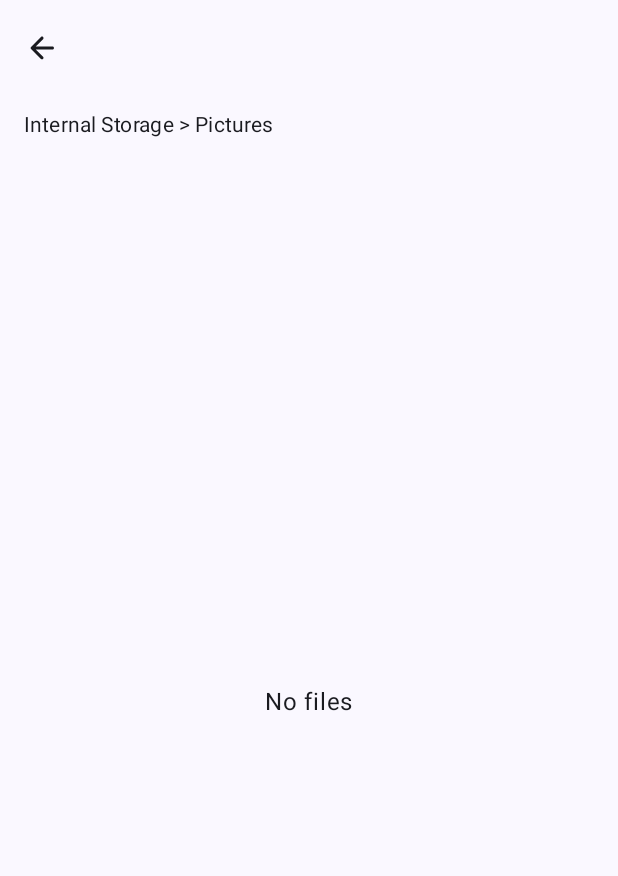
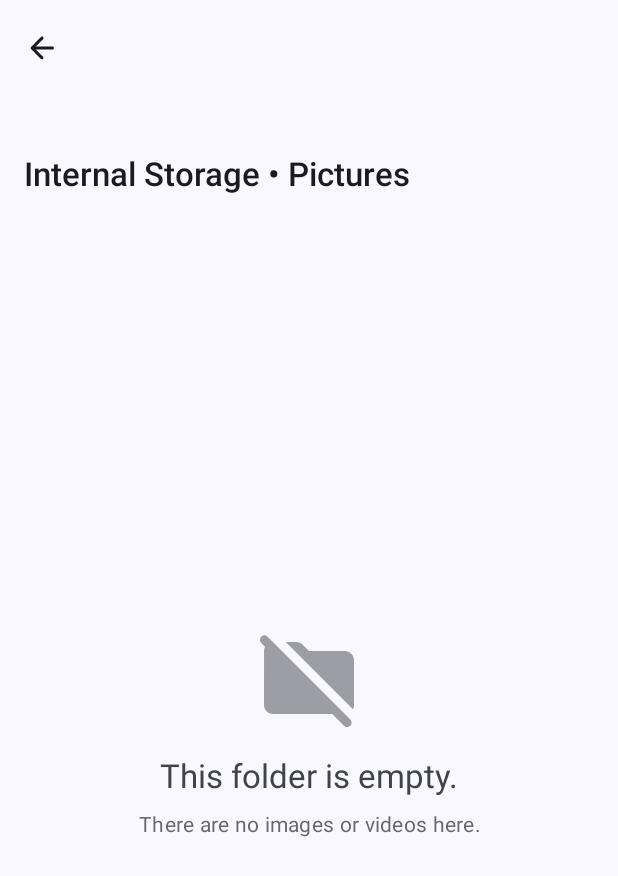
Before and after one commit to dnieln7/gallery-explorer, an Android app built with Jetpack Compose: the @Preview function ExplorerPreview, on a phone screen of 412 x 824 dp. Shown: the top 876 px of the screen. Run offline under Robolectric (Android 15) with nearby library versions, the light colour scheme and no system bars; our stand-ins replace Voyager.

Commit message:
added EmptyState component and improved explorer UI navigation and layout

```diff
--- /dev/null
+++ b/app/src/main/java/xyz/dnieln7/galleryex/core/presentation/component/EmptyState.kt
@@ -0,0 +1,76 @@
+package xyz.dnieln7.galleryex.core.presentation.component
+
+import androidx.compose.foundation.layout.Arrangement
+import androidx.compose.foundation.layout.Column
+import androidx.compose.foundation.layout.Spacer
+import androidx.compose.foundation.layout.fillMaxSize
+import androidx.compose.foundation.layout.height
+import androidx.compose.foundation.layout.padding
+import androidx.compose.foundation.layout.size
+import androidx.compose.material3.Icon
+import androidx.compose.material3.MaterialTheme
+import androidx.compose.material3.Text
+import androidx.compose.runtime.Composable
+import androidx.compose.ui.Alignment
+import androidx.compose.ui.Modifier
+import androidx.compose.ui.graphics.vector.ImageVector
+import androidx.compose.ui.text.style.TextAlign
+import androidx.compose.ui.unit.dp
+import androidx.compose.material.icons.Icons
+import androidx.compose.material.icons.rounded.FolderOff
+import androidx.compose.material3.Surface
+import androidx.compose.ui.tooling.preview.PreviewLightDark
+import xyz.dnieln7.galleryex.core.presentation.theme.GalleryExplorerTheme
+
+@Composable
+fun EmptyState(
+    modifier: Modifier = Modifier,
+    icon: ImageVector,
+    title: String,
+    message: String? = null,
+) {
+    Column(
+        modifier = modifier
+            .fillMaxSize()
+            .padding(32.dp),
+        horizontalAlignment = Alignment.CenterHorizontally,
+        verticalArrangement = Arrangement.Center,
+    ) {
+        Icon(
+            modifier = Modifier.size(72.dp),
+            imageVector = icon,
+            contentDescription = null,
+            tint = MaterialTheme.colorScheme.onSurfaceVariant.copy(alpha = 0.5f),
+        )
+        Spacer(modifier = Modifier.height(16.dp))
+        Text(
+            text = title,
+            style = MaterialTheme.typography.titleLarge,
+            color = MaterialTheme.colorScheme.onSurfaceVariant,
+            textAlign = TextAlign.Center,
+        )
+        if (message != null) {
+            Spacer(modifier = Modifier.height(8.dp))
+            Text(
+                text = message,
+                style = MaterialTheme.typography.bodyMedium,
+                color = MaterialTheme.colorScheme.onSurfaceVariant.copy(alpha = 0.8f),
+                textAlign = TextAlign.Center,
+            )
+        }
+    }
+}
+
+@PreviewLightDark
+@Composable
+private fun EmptyStatePreview() {
+    GalleryExplorerTheme {
+        Surface {
+            EmptyState(
+                icon = Icons.Rounded.FolderOff,
+                title = "This folder is empty.",
+                message = "There are no images or videos here."
+            )
+        }
+    }
+}
--- a/app/src/main/java/xyz/dnieln7/galleryex/feature/explorer/presentation/screen/ExplorerScreen.kt
+++ b/app/src/main/java/xyz/dnieln7/galleryex/feature/explorer/presentation/screen/ExplorerScreen.kt
@@ -2,6 +2,7 @@
 
 package xyz.dnieln7.galleryex.feature.explorer.presentation.screen
 
+import androidx.compose.foundation.horizontalScroll
 import androidx.compose.foundation.layout.Arrangement
 import androidx.compose.foundation.layout.Column
 import androidx.compose.foundation.layout.fillMaxSize
@@ -9,11 +10,14 @@ import androidx.compose.foundation.layout.padding
 import androidx.compose.foundation.lazy.grid.GridCells
 import androidx.compose.foundation.lazy.grid.LazyVerticalGrid
 import androidx.compose.foundation.lazy.grid.items
+import androidx.compose.foundation.rememberScrollState
 import androidx.compose.material.icons.Icons
 import androidx.compose.material.icons.automirrored.rounded.ArrowBack
+import androidx.compose.material.icons.rounded.FolderOff
 import androidx.compose.material3.ExperimentalMaterial3Api
 import androidx.compose.material3.Icon
 import androidx.compose.material3.IconButton
+import androidx.compose.material3.LargeTopAppBar
 import androidx.compose.material3.MaterialTheme
 import androidx.compose.material3.MediumTopAppBar
 import androidx.compose.material3.Scaffold
@@ -36,6 +40,7 @@ import cafe.adriel.voyager.navigator.LocalNavigator
 import cafe.adriel.voyager.navigator.currentOrThrow
 import xyz.dnieln7.galleryex.R
 import xyz.dnieln7.galleryex.core.domain.model.VolumeFile
+import xyz.dnieln7.galleryex.core.presentation.component.EmptyState
 import xyz.dnieln7.galleryex.core.presentation.theme.GalleryExplorerTheme
 import xyz.dnieln7.galleryex.feature.explorer.presentation.component.VolumeFileTile
 import xyz.dnieln7.galleryex.feature.viewer.presentation.screen.ImageViewerScreenDestination
@@ -86,22 +91,23 @@ private fun ExplorerScreen(
 ) {
     val scrollBehavior = TopAppBarDefaults.enterAlwaysScrollBehavior(rememberTopAppBarState())
 
-    val title = remember(titles) { titles.joinToString(separator = " > ") }
+    val title = remember(titles) { titles.joinToString(separator = " • ") }
     val files = remember(directory) { directory.children }
 
     Scaffold(
         modifier = Modifier.nestedScroll(scrollBehavior.nestedScrollConnection),
         topBar = {
-            MediumTopAppBar(
+            LargeTopAppBar(
                 scrollBehavior = scrollBehavior,
                 title = {
                     Text(
-                        modifier = Modifier.padding(end = 16.dp),
+                        modifier = Modifier
+                            .padding(end = 16.dp)
+                            .horizontalScroll(rememberScrollState()),
                         text = title,
                         maxLines = 1,
-                        overflow = TextOverflow.StartEllipsis,
-                        style = MaterialTheme.typography.labelLarge.copy(
-                            fontWeight = FontWeight.Normal,
+                        style = MaterialTheme.typography.titleLarge.copy(
+                            fontWeight = FontWeight.SemiBold,
                         )
                     )
                 },
@@ -122,8 +128,7 @@ private fun ExplorerScreen(
             Column(
                 modifier = Modifier
                     .padding(paddingValues)
-                    .fillMaxSize()
-                    .padding(start = 16.dp, end = 16.dp),
+                    .fillMaxSize(),
                 horizontalAlignment = Alignment.CenterHorizontally,
                 verticalArrangement = Arrangement.Center,
             ) {
@@ -131,6 +136,9 @@ private fun ExplorerScreen(
                     LazyVerticalGrid(
                         modifier = Modifier.fillMaxSize(),
                         columns = GridCells.Fixed(3),
+                        contentPadding = androidx.compose.foundation.layout.PaddingValues(16.dp),
+                        horizontalArrangement = Arrangement.spacedBy(8.dp),
+                        verticalArrangement = Arrangement.spacedBy(8.dp),
                     ) {
                         items(files) {
                             VolumeFileTile(
@@ -147,7 +155,11 @@ private fun ExplorerScreen(
                         }
                     }
                 } else {
-                    Text(text = "No files", style = MaterialTheme.typography.bodyLarge)
+                    EmptyState(
+                        icon = Icons.Rounded.FolderOff,
+                        title = stringResource(R.string.empty_directory),
+                        message = stringResource(R.string.empty_directory_message),
+                    )
                 }
             }
         }
--- a/app/src/main/res/values/strings.xml
+++ b/app/src/main/res/values/strings.xml
@@ -6,4 +6,6 @@
     <string name="grant_access">Grant access</string>
     <string name="storage">Storage</string>
     <string name="back">Back</string>
+    <string name="empty_directory">This folder is empty.</string>
+    <string name="empty_directory_message">There are no images or videos here.</string>
 </resources>
```
Also changed, not shown: app/src/main/java/xyz/dnieln7/galleryex/feature/explorer/presentation/component/VolumeFileTile.kt (+21 -8 lines).
